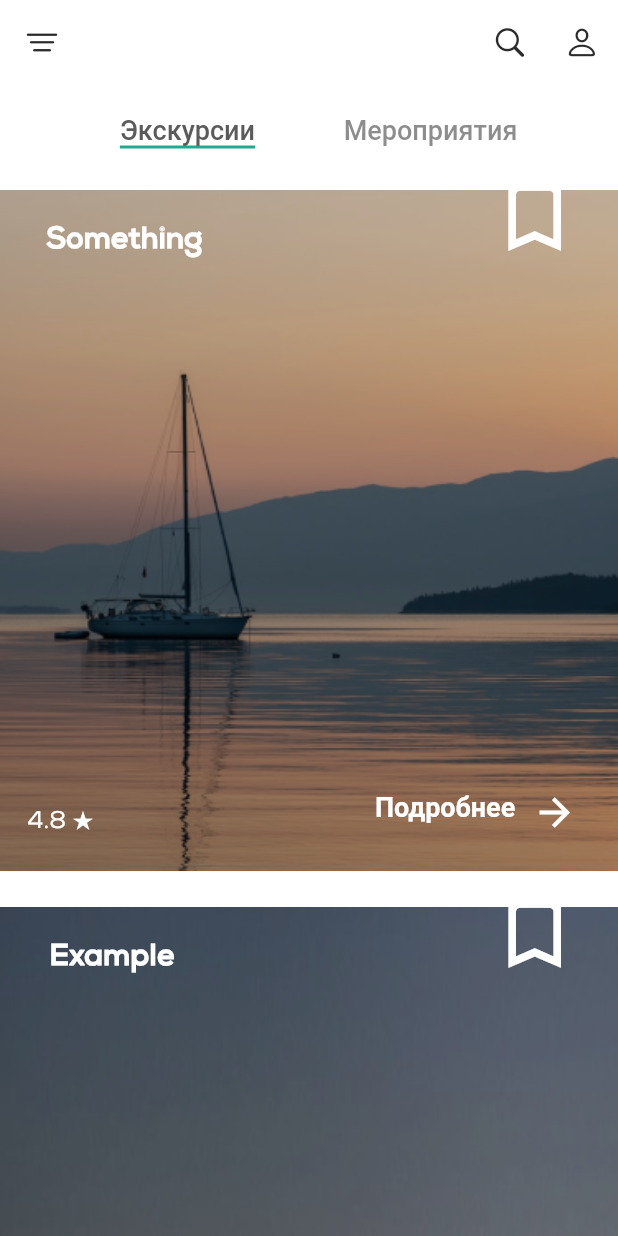
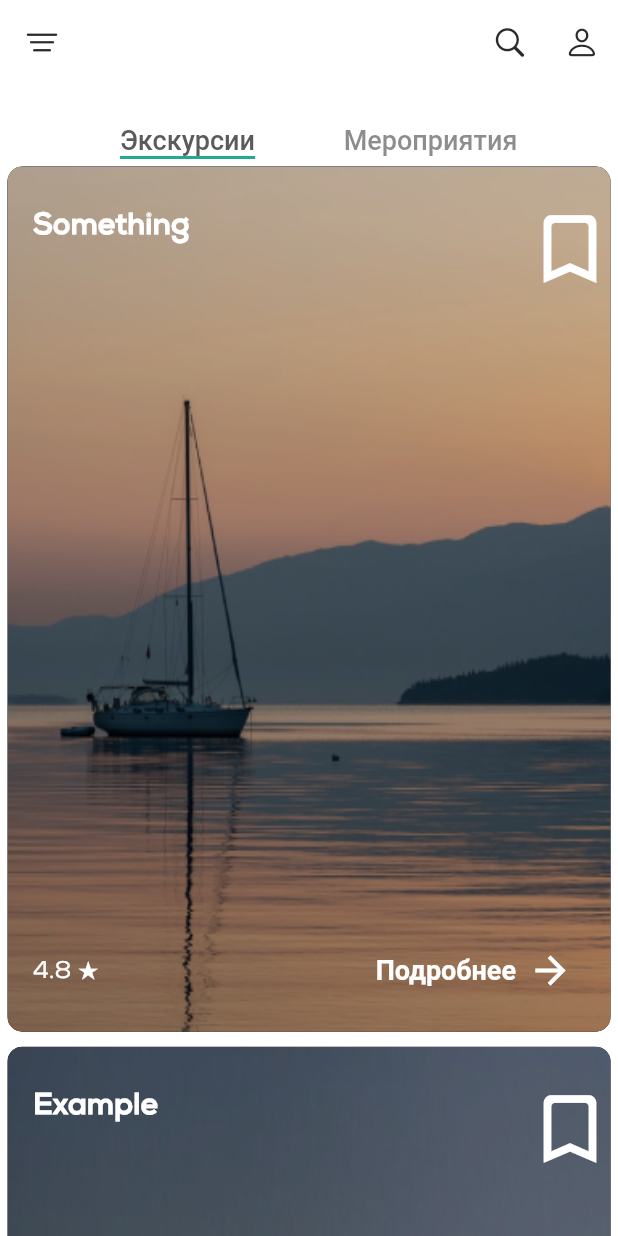
Before and after one commit to Va-dik/test1, a Flutter app: the screen it shows after launch, on a phone screen of 412 x 824 dp. Run offline on Flutter 3.47's test engine with Material 2 defaults, Android fonts, the phone set to English and light mode, and no system bars.

Commit message:
finish commit

```diff
--- a/lib/main.dart
+++ b/lib/main.dart
@@ -1,9 +1,6 @@
-import 'package:animated_splash_screen/animated_splash_screen.dart';
-import 'package:flutter/cupertino.dart';
 import 'package:flutter/material.dart';
 import 'package:flutter/services.dart';
-import 'package:test_app/pages/splash_screen.dart';
-import 'package:test_app/widgets/tabs_screen.dart';
+import 'package:test_app/pages/landing_page.dart';
 
 void main() {
   runApp(const MyApp());
@@ -15,48 +12,9 @@ class MyApp extends StatelessWidget {
   @override
   Widget build(BuildContext context) {
     SystemChrome.setPreferredOrientations([
-        DeviceOrientation.portraitUp,
-        DeviceOrientation.portraitDown,
-      ]);
-    return MaterialApp(
-      title: 'Test_app',
-      home: AnimatedSplashScreen(splash: const SplashScreen(), nextScreen: const HomePage()),
-    );
+      DeviceOrientation.portraitUp,
+      DeviceOrientation.portraitDown,
+    ]);
+    return const MaterialApp(title: 'Test_app', home: LandingPage());
   }
 }
-
-class HomePage extends StatelessWidget {
-  const HomePage({Key? key}) : super(key: key);
-  @override
-  Widget build(BuildContext context) {
-    return Scaffold(
-        backgroundColor: Colors.white,
-        appBar: AppBar(
-            elevation: 0,
-            backgroundColor: Colors.white,
-            leading: IconButton(
-                onPressed: () {},
-                icon: const Icon(
-                  CupertinoIcons.line_horizontal_3_decrease,
-                  color: Color.fromRGBO(43, 43, 43, 1),
-                ),
-                splashRadius: 0.1),
-            actions: [
-              IconButton(
-                  onPressed: () {},
-                  icon: const Icon(
-                    CupertinoIcons.search,
-                    color: Color.fromRGBO(43, 43, 43, 1),
-                  ),
-                  splashRadius: 0.1),
-              IconButton(
-                  onPressed: () {},
-                  icon: const Icon(
-                    CupertinoIcons.person,
-                    color: Color.fromRGBO(43, 43, 43, 1),
-                  ),
-                  splashRadius: 0.1),
-            ]),
-        body: const TabsScreen());
-  }
-}
--- a/lib/models/event_model.dart
+++ b/lib/models/event_model.dart
@@ -11,8 +11,4 @@ class Event {
 
   Event(
       {required this.title, required this.assetsName});
-
-  printData() {
-    print('Title: $title');
-  }
 }
--- a/lib/models/excursion_model.dart
+++ b/lib/models/excursion_model.dart
@@ -12,8 +12,4 @@ class Excursion {
 
   Excursion(
       {required this.title, required this.rating, required this.assetsName});
-
-  printData() {
-    print('Title: $title\nRating: $rating');
-  }
 }
--- a/lib/pages/excursions_page.dart
+++ b/lib/pages/excursions_page.dart
@@ -1,5 +1,6 @@
 import 'package:flutter/material.dart';
 import 'package:test_app/models/excursion_model.dart';
+import 'package:test_app/repositories/excursion_repository.dart';
 import 'package:test_app/widgets/excursion_card_widget.dart';
 
 class Excursions extends StatefulWidget {
@@ -10,48 +11,24 @@ class Excursions extends StatefulWidget {
 }
 
 class _ExcursionsState extends State<Excursions> {
-  final List<Excursion> _excursions = [];
-
-  Future<bool> loadData() async {
-    await Future.delayed(const Duration(seconds: 1));
-    Excursion _excursion = Excursion(
-        title: "Something",
-        rating: 4.8,
-        assetsName: 'assets/images/excursions_images/first_image.png');
-    _excursions.add(_excursion);
-    _excursion.printData();
-
-    _excursion = Excursion(
-        title: 'Example',
-        rating: 4.2,
-        assetsName: 'assets/images/excursions_images/second_image.png');
-    _excursions.add(_excursion);
-    _excursion.printData();
-
-    return true;
-  }
+  final ExcursionRepository _repository = ExcursionRepository();
 
   @override
   Widget build(BuildContext context) {
-    return FutureBuilder(
-        future: loadData(),
+    return FutureBuilder<List<Excursion>>(
+        future: _repository.getExcursions(),
         builder: (context, snapshot) {
-          return snapshot.hasData
-              ? Container(
-                  padding: const EdgeInsets.only(top: 27.75),
-                  child: GridView.builder(
-                      itemCount: _excursions.length,
-                      gridDelegate:
-                          const SliverGridDelegateWithFixedCrossAxisCount(
-                        mainAxisExtent: 454,
-                        mainAxisSpacing: 24,
-                        crossAxisCount: 1,
-                        childAspectRatio: 1.5,
-                      ),
-                      itemBuilder: (context, index) => ExcursionCard(
-                            excursion: _excursions[index],
-                          )))
-              : const Center(child: CircularProgressIndicator());
+          if (snapshot.hasData) {
+            return SingleChildScrollView(
+              child: Column(
+                children: snapshot.data!
+                    .map((e) => ExcursionCard(excursion: e))
+                    .toList(),
+              ),
+            );
+          }
+
+          return const Center(child: CircularProgressIndicator());
         });
   }
 }
--- /dev/null
+++ b/lib/pages/home_page.dart
@@ -0,0 +1,96 @@
+import 'package:flutter/cupertino.dart';
+import 'package:flutter/material.dart';
+import 'package:test_app/pages/events_page.dart';
+import 'package:test_app/pages/excursions_page.dart';
+
+class HomePage extends StatefulWidget {
+  const HomePage({Key? key}) : super(key: key);
+
+  @override
+  State<HomePage> createState() => _HomePageState();
+}
+
+class _HomePageState extends State<HomePage> with TickerProviderStateMixin {
+  TabController? _tabController;
+
+  @override
+  void initState() {
+    _tabController = TabController(length: 2, vsync: this);
+    _tabController!.addListener(() {
+      setState(() {});
+    });
+    super.initState();
+  }
+
+  @override
+  Widget build(BuildContext context) {
+    return Scaffold(
+      backgroundColor: Colors.white,
+      appBar: AppBar(
+          bottom: PreferredSize(
+              child: Container(
+                  color: Colors.white,
+                  child: Column(
+                    children: [
+                      SizedBox(
+                        width: 324,
+                        child: TabBar(
+                            controller: _tabController,
+                            padding: const EdgeInsets.only(top: 20),
+                            indicatorSize: TabBarIndicatorSize.label,
+                            indicatorColor: _tabController!.index == 0
+                                ? const Color.fromRGBO(35, 169, 145, 1)
+                                : const Color.fromRGBO(222, 28, 30, 1),
+                            labelColor: const Color.fromRGBO(91, 91, 91, 1),
+                            labelStyle: const TextStyle(
+                                fontSize: 18, fontFamily: "Nexa-Regular"),
+                            tabs: const [
+                              Text(
+                                "Экскурсии",
+                              ),
+                              Text(
+                                "Мероприятия",
+                              )
+                            ]),
+                      ),
+                    ],
+                  )),
+              preferredSize: const Size.fromHeight(50)),
+          elevation: 0,
+          backgroundColor: Colors.white,
+          leading: IconButton(
+              onPressed: () {},
+              icon: const Icon(
+                CupertinoIcons.line_horizontal_3_decrease,
+                color: Color.fromRGBO(43, 43, 43, 1),
+              ),
+              splashRadius: 0.1),
+          actions: [
+            IconButton(
+                onPressed: () {},
+                icon: const Icon(
+                  CupertinoIcons.search,
+                  color: Color.fromRGBO(43, 43, 43, 1),
+                ),
+                splashRadius: 0.1),
+            IconButton(
+                onPressed: () {},
+                icon: const Icon(
+                  CupertinoIcons.person,
+                  color: Color.fromRGBO(43, 43, 43, 1),
+                ),
+                splashRadius: 0.1),
+          ]),
+      body: TabBarView(
+        controller: _tabController,
+        children: const <Widget>[Excursions(), Events()],
+      ),
+    );
+  }
+
+  @override
+  void dispose() {
+    _tabController?.dispose();
+    super.dispose();
+  }
+}
--- /dev/null
+++ b/lib/pages/landing_page.dart
@@ -0,0 +1,29 @@
+import 'package:flutter/material.dart';
+import 'package:test_app/pages/home_page.dart';
+import 'package:test_app/pages/splash_screen.dart';
+
+class LandingPage extends StatefulWidget {
+  const LandingPage({Key? key}) : super(key: key);
+
+  @override
+  State<LandingPage> createState() => _LandingPageState();
+}
+
+class _LandingPageState extends State<LandingPage> {
+  Future<bool> load() async {
+    await Future.delayed(const Duration(seconds: 3));
+    return true;
+  }
+
+  @override
+  Widget build(BuildContext context) {
+    return FutureBuilder(
+        future: load(),
+        builder: (context, snapshot) {
+          if (snapshot.hasData) {
+            return const HomePage();
+          }
+          return const SplashScreen();
+        });
+  }
+}
--- a/lib/widgets/excursion_card_widget.dart
+++ b/lib/widgets/excursion_card_widget.dart
@@ -12,35 +12,35 @@ class ExcursionCard extends StatefulWidget {
 class _ExcursionCardState extends State<ExcursionCard> {
   @override
   Widget build(BuildContext context) {
-    return Container(
-        decoration: const BoxDecoration(
-          color: Color.fromRGBO(150, 199, 249, 1),
+    return Padding(
+      padding: const EdgeInsets.all(5),
+      child: Container(
+          height: MediaQuery.of(context).size.height * 0.7,
+          width: double.infinity,
+          decoration: BoxDecoration(
+            borderRadius: const BorderRadius.all(Radius.circular(10)),
+            color: Colors.black,
+            image: DecorationImage(
+                image: AssetImage(widget.excursion.assetsName),
+                fit: BoxFit.fill),
           ),
-        child: Stack(children: [
-          Column(children: [
-            Expanded(
-              child: ClipRect(
-                  child: Image(
-                image: AssetImage(widget.excursion.assetsName),
-                width: double.infinity,
-                alignment: Alignment.bottomLeft,
-                fit: BoxFit.fill,
-              )),
-            ),
-          ]),
-          Align(
-              alignment: const Alignment(-0.8, -0.9),
-              child: Text(
+          child: Padding(
+            padding: const EdgeInsets.all(17),
+            child: Column(
+              mainAxisAlignment: MainAxisAlignment.spaceBetween,
+              children: [
+                Row(
+                  mainAxisAlignment: MainAxisAlignment.spaceBetween,
+                  children: [
+                    Text(
                       widget.excursion.title,
                       style: const TextStyle(
                           fontFamily: "Nexa-Bold",
                           color: Colors.white,
                           fontSize: 20,
                           fontWeight: FontWeight.bold),
-              )),
-          Align(
-            alignment: const Alignment(0.75, -1.1),
-            child: IconButton(
+                    ),
+                    IconButton(
                         onPressed: () {
                           setState(() {
                             widget.excursion.favorite;
@@ -53,20 +53,26 @@ class _ExcursionCardState extends State<ExcursionCard> {
                           color: Colors.white,
                           size: 60,
                         )),
+                  ],
                 ),
-          Align(
-              alignment: const Alignment(-0.9, 0.9),
-              child: Text(
+                Row(
+                  mainAxisAlignment: MainAxisAlignment.spaceBetween,
+                  children: [
+                    Text(
                       "${widget.excursion.rating} ★",
                       style: const TextStyle(
                           fontFamily: "Nexa-Regular",
                           color: Colors.white,
                           fontSize: 16),
-              )),
-          Align(
-              alignment: const Alignment(0.6, 0.91),
-              child: TextButton(
-                  child: const Text(
+                    ),
+                    TextButton.icon(
+                        style: TextButton.styleFrom(),
+                        label: const Icon(
+                          Icons.arrow_forward,
+                          size: 30,
+                          color: Colors.white,
+                        ),
+                        icon: const Text(
                           "Подробнее",
                           style: TextStyle(
                               fontFamily: "Nexa-Bold",
@@ -74,18 +80,12 @@ class _ExcursionCardState extends State<ExcursionCard> {
                               fontSize: 18,
                               color: Colors.white),
                         ),
-                  onPressed: () {})),
-          Align(
-              alignment: const Alignment(0.9, 0.925),
-              child: IconButton(
-                splashRadius: 0.1,
-                onPressed: () {},
-                icon: const Icon(
-                  Icons.arrow_forward,
-                  size: 30,
-                  color: Colors.white,
+                        onPressed: () {})
+                  ],
+                )
+              ],
             ),
-              ))
-        ]));
+          )),
+    );
   }
 }
--- a/lib/widgets/tabs_screen.dart
+++ /dev/null
@@ -1,64 +0,0 @@
-import 'package:flutter/material.dart';
-import 'package:test_app/pages/excursions_page.dart';
-import '../pages/events_page.dart';
-
-class TabsScreen extends StatefulWidget {
-  const TabsScreen({Key? key}) : super(key: key);
-
-  @override
-  State<TabsScreen> createState() => _TabsScreenState();
-}
-
-class _TabsScreenState extends State<TabsScreen> with TickerProviderStateMixin {
-  TabController? _tabController;
-
-  @override
-  void initState() {
-    _tabController = TabController(length: 2, vsync: this);
-    _tabController!.addListener(() {
-      setState(() {});
-    });
-    super.initState();
-  }
-
-  @override
-  Widget build(BuildContext context) {
-    return Column(
-      children: [
-        SizedBox(
-          width: 324,
-          child: TabBar(
-              controller: _tabController,
-              padding: const EdgeInsets.only(top: 20),
-              indicatorSize: TabBarIndicatorSize.label,
-              indicatorColor: _tabController!.index == 0
-                  ? const Color.fromRGBO(35, 169, 145, 1)
-                  : const Color.fromRGBO(222, 28, 30, 1),
-              labelColor: const Color.fromRGBO(91, 91, 91, 1),
-              labelStyle:
-                  const TextStyle(fontSize: 18, fontFamily: "Nexa-Regular"),
-              tabs: const [
-                Text(
-                  "Экскурсии",
-                ),
-                Text(
-                  "Мероприятия",
-                )
-              ]),
-        ),
-        Expanded(
-          child: TabBarView(
-            controller: _tabController,
-            children: const <Widget>[Excursions(), Events()],
-          ),
-        ),
-      ],
-    );
-  }
-
-  @override
-  void dispose() {
-    _tabController?.dispose();
-    super.dispose();
-  }
-}
--- a/pubspec.yaml
+++ b/pubspec.yaml
@@ -38,6 +38,7 @@ dependencies:
   google_fonts: ^2.3.1
   flutter_bloc: ^8.0.1
   bloc: ^8.0.3
+  http: ^0.13.4
 
 dev_dependencies:
   flutter_test:
```
Also changed, not shown: lib/pages/events_page.dart (+13 -37 lines), lib/pages/splash_screen.dart (+7 -10 lines), lib/repositories/event_repository.dart (added, +15 -0 lines), lib/repositories/excursion_repository.dart (added, +17 -0 lines), lib/widgets/event_card_widget.dart (+40 -38 lines), pubspec.lock, 1 other file. Lines whose indentation alone changed are shown as unchanged.
